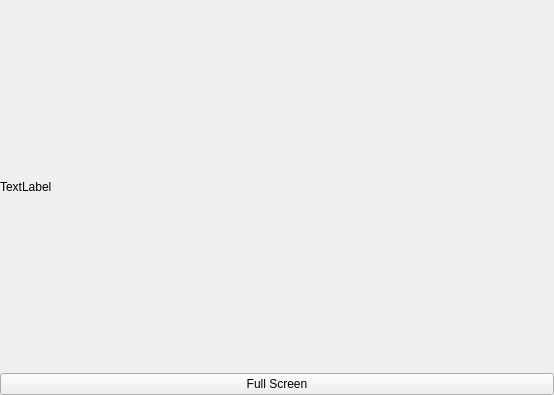
Before: the Qt Designer form picturewindow.ui in vvranjek/ugraffiti, drawn with Qt 5.
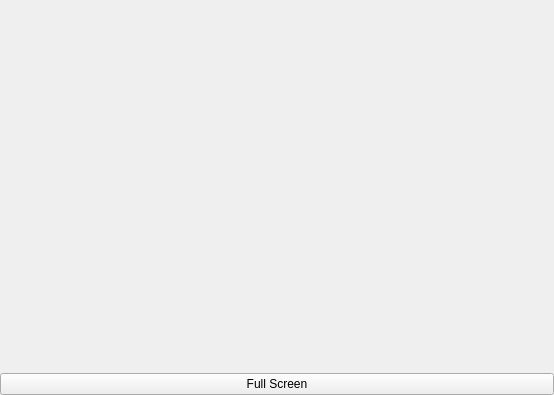
After: the same form once the commit is applied.

Patch:
```diff
--- a/picturewindow.ui
+++ b/picturewindow.ui
@@ -41,7 +41,7 @@
       <item row="0" column="0">
        <widget class="QLabel" name="imageLabel">
         <property name="text">
-         <string>TextLabel</string>
+         <string/>
         </property>
        </widget>
       </item>
```
